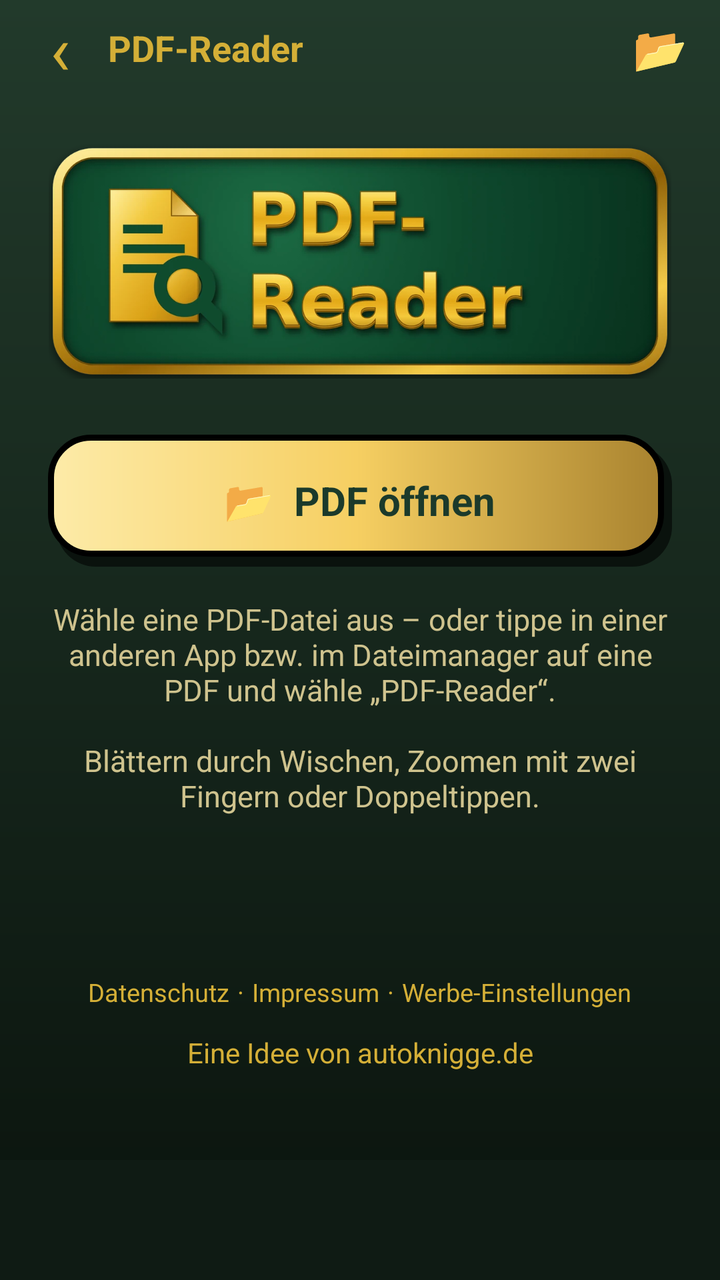
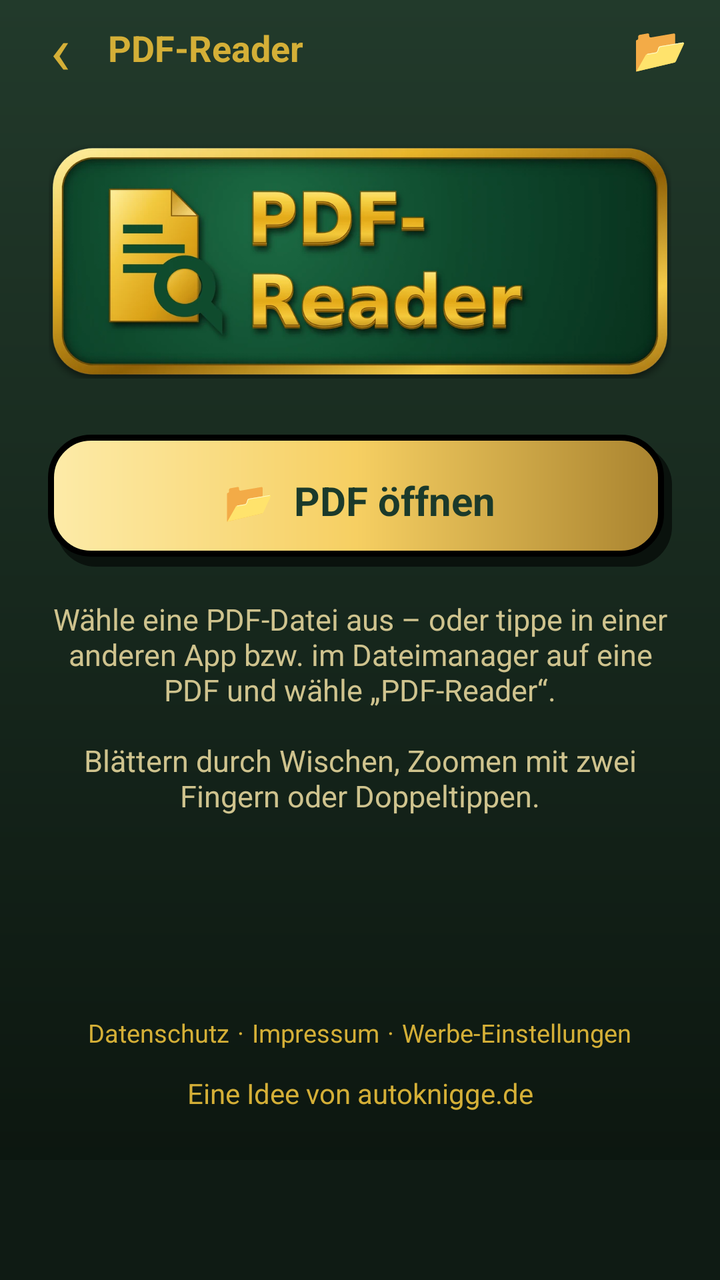

Two renders of the same Android screen: before a commit and after it. Below are the layout's source before the change and the commit's diff.
<!-- AndroidManifest.xml: application theme Theme.PdfReader -->
<!-- res/layout/activity_reader.xml -->
<?xml version="1.0" encoding="utf-8"?>
<LinearLayout xmlns:android="http://schemas.android.com/apk/res/android"
    android:id="@+id/root"
    android:layout_width="match_parent"
    android:layout_height="match_parent"
    android:background="@drawable/bg_screen"
    android:orientation="vertical">

    <LinearLayout
        android:layout_width="match_parent"
        android:layout_height="wrap_content"
        android:gravity="center_vertical"
        android:orientation="horizontal"
        android:paddingStart="6dp"
        android:paddingEnd="6dp">

        <TextView
            android:id="@+id/btnBack"
            android:layout_width="48dp"
            android:layout_height="48dp"
            android:contentDescription="Zurück"
            android:gravity="center"
            android:text="‹"
            android:textColor="@color/gold"
            android:textSize="34sp" />

        <TextView
            android:id="@+id/tvTitle"
            android:layout_width="0dp"
            android:layout_height="wrap_content"
            android:layout_weight="1"
            android:ellipsize="middle"
            android:maxLines="1"
            android:text="@string/app_name"
            android:textColor="@color/gold"
            android:textSize="18sp"
            android:textStyle="bold" />

        <TextView
            android:id="@+id/btnSpeak"
            android:layout_width="48dp"
            android:layout_height="48dp"
            android:contentDescription="Vorlesen"
            android:gravity="center"
            android:text="🔊"
            android:textSize="22sp"
            android:visibility="gone" />

        <TextView
            android:id="@+id/btnReadSettings"
            android:layout_width="44dp"
            android:layout_height="48dp"
            android:contentDescription="Vorlese-Einstellungen"
            android:gravity="center"
            android:text="⚙"
            android:textColor="@color/gold"
            android:textSize="22sp"
            android:visibility="gone" />

        <TextView
            android:id="@+id/btnOpen"
            android:layout_width="48dp"
            android:layout_height="48dp"
            android:contentDescription="PDF öffnen"
            android:gravity="center"
            android:text="📂"
            android:textSize="22sp" />

        <TextView
            android:id="@+id/btnMore"
            android:layout_width="36dp"
            android:layout_height="48dp"
            android:contentDescription="Senden oder speichern"
            android:gravity="center"
            android:text="⋮"
            android:textColor="@color/gold"
            android:textSize="24sp"
            android:textStyle="bold"
            android:visibility="gone" />
    </LinearLayout>

    <FrameLayout
        android:layout_width="match_parent"
        android:layout_height="0dp"
        android:layout_weight="1">

        <androidx.viewpager2.widget.ViewPager2
            android:id="@+id/pager"
            android:layout_width="match_parent"
            android:layout_height="match_parent"
            android:visibility="gone" />

        <TextView
            android:id="@+id/tvPage"
            android:layout_width="wrap_content"
            android:layout_height="wrap_content"
            android:layout_gravity="bottom|center_horizontal"
            android:layout_marginBottom="16dp"
            android:background="@drawable/bg_pagepill"
            android:paddingStart="16dp"
            android:paddingTop="6dp"
            android:paddingEnd="16dp"
            android:paddingBottom="6dp"
            android:textColor="@color/text_hell"
            android:textSize="14sp"
            android:visibility="gone" />

        <ScrollView
            android:id="@+id/empty"
            android:layout_width="match_parent"
            android:layout_height="match_parent"
            android:fillViewport="true">

            <LinearLayout
                android:layout_width="match_parent"
                android:layout_height="wrap_content"
                android:gravity="center_horizontal"
                android:orientation="vertical"
                android:paddingStart="24dp"
                android:paddingTop="24dp"
                android:paddingEnd="24dp"
                android:paddingBottom="16dp">

                <ImageView
                    android:layout_width="match_parent"
                    android:layout_height="wrap_content"
                    android:adjustViewBounds="true"
                    android:importantForAccessibility="no"
                    android:src="@drawable/header_logo" />

                <LinearLayout
                    android:id="@+id/btnOpenBig"
                    android:layout_width="match_parent"
                    android:layout_height="wrap_content"
                    android:layout_marginTop="28dp"
                    android:background="@drawable/bg_btn_gold"
                    android:clickable="true"
                    android:focusable="true"
                    android:gravity="center"
                    android:minHeight="66dp"
                    android:orientation="horizontal"
                    android:paddingStart="16dp"
                    android:paddingEnd="16dp">

                    <TextView
                        android:layout_width="wrap_content"
                        android:layout_height="wrap_content"
                        android:text="📂  PDF öffnen"
                        android:textColor="@color/auf_gold"
                        android:textSize="20sp"
                        android:textStyle="bold" />
                </LinearLayout>

                <TextView
                    android:layout_width="match_parent"
                    android:layout_height="wrap_content"
                    android:layout_marginTop="16dp"
                    android:gravity="center"
                    android:text="Wähle eine PDF-Datei aus – oder tippe in einer anderen App bzw. im Dateimanager auf eine PDF und wähle „PDF-Reader“.\n\nBlättern durch Wischen, Zoomen mit zwei Fingern oder Doppeltippen."
                    android:textColor="@color/text_gedimmt"
                    android:textSize="15sp" />

                <View
                    android:layout_width="match_parent"
                    android:layout_height="0dp"
                    android:layout_weight="1"
                    android:minHeight="20dp" />

                <LinearLayout
                    android:layout_width="wrap_content"
                    android:layout_height="wrap_content"
                    android:layout_marginTop="20dp"
                    android:gravity="center"
                    android:orientation="horizontal">

                    <TextView
                        android:id="@+id/tvPrivacy"
                        android:layout_width="wrap_content"
                        android:layout_height="wrap_content"
                        android:padding="4dp"
                        android:text="Datenschutz"
                        android:textColor="@color/gold"
                        android:textSize="12.5sp" />

                    <TextView
                        android:layout_width="wrap_content"
                        android:layout_height="wrap_content"
                        android:text="·"
                        android:textColor="@color/gold"
                        android:textSize="12.5sp" />

                    <TextView
                        android:id="@+id/tvImprint"
                        android:layout_width="wrap_content"
                        android:layout_height="wrap_content"
                        android:padding="4dp"
                        android:text="Impressum"
                        android:textColor="@color/gold"
                        android:textSize="12.5sp" />

                    <TextView
                        android:layout_width="wrap_content"
                        android:layout_height="wrap_content"
                        android:text="·"
                        android:textColor="@color/gold"
                        android:textSize="12.5sp" />

                    <TextView
                        android:id="@+id/tvAdSettings"
                        android:layout_width="wrap_content"
                        android:layout_height="wrap_content"
                        android:padding="4dp"
                        android:text="Werbe-Einstellungen"
                        android:textColor="@color/gold"
                        android:textSize="12.5sp" />
                </LinearLayout>

                <TextView
                    android:id="@+id/tvAbout"
                    android:layout_width="wrap_content"
                    android:layout_height="wrap_content"
                    android:gravity="center"
                    android:padding="8dp"
                    android:text="Eine Idee von autoknigge.de"
                    android:textColor="@color/gold"
                    android:textSize="14sp" />

                <TextView
                    android:id="@+id/tvVersion"
                    android:layout_width="wrap_content"
                    android:layout_height="wrap_content"
                    android:gravity="center"
                    android:paddingBottom="4dp"
                    android:textColor="@color/text_gedimmt"
                    android:textSize="12sp" />
            </LinearLayout>
        </ScrollView>
    </FrameLayout>

    <LinearLayout
        android:id="@+id/readBar"
        android:layout_width="match_parent"
        android:layout_height="wrap_content"
        android:background="@drawable/bg_box_dark"
        android:gravity="center_vertical"
        android:orientation="horizontal"
        android:paddingStart="12dp"
        android:paddingEnd="8dp"
        android:visibility="gone">

        <TextView
            android:id="@+id/tvReadStatus"
            android:layout_width="0dp"
            android:layout_height="wrap_content"
            android:layout_weight="1"
            android:text="Vorlesen …"
            android:textColor="@color/text_hell"
            android:textSize="14sp" />

        <TextView
            android:id="@+id/btnPlayPause"
            android:layout_width="48dp"
            android:layout_height="48dp"
            android:contentDescription="Pause"
            android:gravity="center"
            android:text="⏸"
            android:textColor="@color/gold"
            android:textSize="22sp" />

        <TextView
            android:id="@+id/btnStopRead"
            android:layout_width="48dp"
            android:layout_height="48dp"
            android:contentDescription="Vorlesen beenden"
            android:gravity="center"
            android:text="⏹"
            android:textColor="@color/gold"
            android:textSize="22sp" />
    </LinearLayout>

    <FrameLayout
        android:id="@+id/adContainer"
        android:layout_width="match_parent"
        android:layout_height="wrap_content"
        android:background="@drawable/bg_ad"
        android:minHeight="60dp" />
</LinearLayout>
<!-- resources referenced by this layout -->
<resources>
  <color name="auf_gold">#1B3A2B</color>
  <color name="gold">#D4AF37</color>
  <color name="text_gedimmt">#CFC38E</color>
  <color name="text_hell">#F8E7A4</color>
  <!-- drawable bg_ad (drawable) -->
  <?xml version="1.0" encoding="utf-8"?>
  <shape xmlns:android="http://schemas.android.com/apk/res/android"
      android:shape="rectangle">
      <solid android:color="@color/tanne_dunkel" />
  </shape>
  <!-- drawable bg_box_dark (drawable) -->
  <?xml version="1.0" encoding="utf-8"?>
  <layer-list xmlns:android="http://schemas.android.com/apk/res/android">
          <item
              android:left="4dp"
              android:top="5dp">
              <shape android:shape="rectangle">
                  <solid android:color="#0A120D" />
                  <corners android:radius="20dp" />
              </shape>
          </item>
          <item
              android:bottom="5dp"
              android:right="4dp">
              <shape android:shape="rectangle">
                  <gradient
                      android:angle="315"
                      android:endColor="#09120C"
                      android:startColor="#22392C" />
                  <stroke
                      android:width="2.5dp"
                      android:color="#C9A648" />
                  <corners android:radius="20dp" />
              </shape>
          </item>
      </layer-list>
  <!-- drawable bg_btn_gold (drawable) -->
  <?xml version="1.0" encoding="utf-8"?>
  <ripple xmlns:android="http://schemas.android.com/apk/res/android"
      android:color="#55FFFFFF">
      <item>
      <layer-list>
          <item
              android:left="4dp"
              android:top="5dp">
              <shape android:shape="rectangle">
                  <solid android:color="#0A120D" />
                  <corners android:radius="20dp" />
              </shape>
          </item>
          <item
              android:bottom="5dp"
              android:right="4dp">
              <shape android:shape="rectangle">
                  <gradient
                      android:angle="0"
                  android:centerColor="#F6CF62"
                      android:endColor="#A9832F"
                      android:startColor="#FDEBA8" />
                  <stroke
                      android:width="3dp"
                      android:color="#000000" />
                  <corners android:radius="20dp" />
              </shape>
          </item>
      </layer-list>
      </item>
  </ripple>
  <!-- drawable bg_pagepill (drawable) -->
  <?xml version="1.0" encoding="utf-8"?>
  <shape xmlns:android="http://schemas.android.com/apk/res/android"
      android:shape="rectangle">
      <solid android:color="#CC0A120D" />
      <stroke android:width="1dp" android:color="#66C9A648" />
      <corners android:radius="20dp" />
  </shape>
  <!-- drawable bg_screen (drawable) -->
  <?xml version="1.0" encoding="utf-8"?>
  <shape xmlns:android="http://schemas.android.com/apk/res/android"
      android:shape="rectangle">
      <gradient
          android:angle="270"
          android:endColor="#0A130D"
          android:startColor="#223A2B" />
  </shape>
  <!-- drawable header_logo: webp bitmap (drawable-nodpi, 30998 bytes) -->
  <string name="app_name">PDF-Reader</string>
  <style name="Theme.PdfReader" parent="Theme.AppCompat.NoActionBar">
          <item name="android:windowBackground">@drawable/bg_screen</item>
          <item name="android:textColor">@color/text_hell</item>
          <item name="colorAccent">@color/gold</item>
          <item name="colorPrimary">@color/tanne</item>
          <item name="colorPrimaryDark">@color/tanne_dunkel</item>
          <item name="android:statusBarColor">@color/tanne</item>
          <item name="android:navigationBarColor">@color/tanne_dunkel</item>
          <item name="android:windowLightStatusBar">false</item>
      </style>
  <color name="tanne_dunkel">#0F1B14</color>
  <color name="tanne">#1A2C20</color>
</resources>

<!-- the commit's change to res/layout/activity_reader.xml (unified diff, before → after) -->
@@ -121,12 +121,27 @@
                 android:paddingEnd="24dp"
                 android:paddingBottom="16dp">
 
-                <ImageView
-                    android:layout_width="match_parent"
-                    android:layout_height="wrap_content"
-                    android:adjustViewBounds="true"
-                    android:importantForAccessibility="no"
-                    android:src="@drawable/header_logo" />
+                <FrameLayout
+                    android:layout_width="match_parent"
+                    android:layout_height="wrap_content">
+
+                    <ImageView
+                        android:layout_width="match_parent"
+                        android:layout_height="wrap_content"
+                        android:adjustViewBounds="true"
+                        android:importantForAccessibility="no"
+                        android:src="@drawable/header_logo" />
+
+                    <TextView
+                        android:id="@+id/tvVersion"
+                        android:layout_width="wrap_content"
+                        android:layout_height="wrap_content"
+                        android:layout_gravity="bottom|end"
+                        android:layout_marginEnd="22dp"
+                        android:layout_marginBottom="14dp"
+                        android:textColor="@color/gold"
+                        android:textSize="13sp" />
+                </FrameLayout>
 
                 <LinearLayout
                     android:id="@+id/btnOpenBig"
@@ -224,15 +239,6 @@
                     android:text="Eine Idee von autoknigge.de"
                     android:textColor="@color/gold"
                     android:textSize="14sp" />
-
-                <TextView
-                    android:id="@+id/tvVersion"
-                    android:layout_width="wrap_content"
-                    android:layout_height="wrap_content"
-                    android:gravity="center"
-                    android:paddingBottom="4dp"
-                    android:textColor="@color/text_gedimmt"
-                    android:textSize="12sp" />
             </LinearLayout>
         </ScrollView>
     </FrameLayout>
